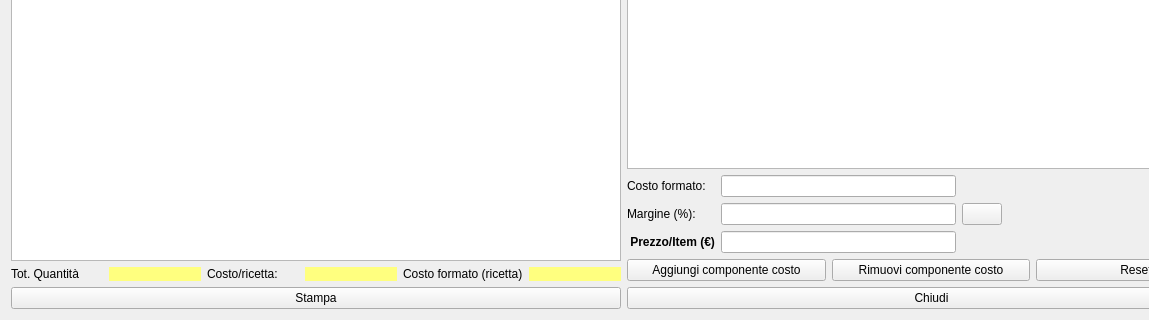
Qt form hcosti.ui (fblabs/hamlet-mod-sancon) before a commit; both pictures show x 0 to 1149 and y 411 to 731 of the 1247 by 731 pixel window.
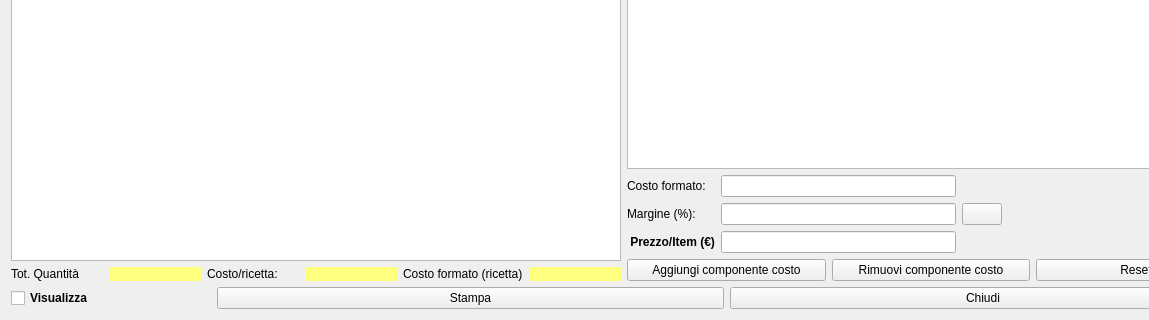
The same form after that commit. Icons and pictures are not drawn.

The edit to the form file:
```diff
--- a/hcosti.ui
+++ b/hcosti.ui
@@ -431,6 +431,30 @@
    </item>
    <item>
     <layout class="QHBoxLayout" name="horizontalLayout_4">
+     <item>
+      <widget class="QCheckBox" name="cbModify">
+       <property name="maximumSize">
+        <size>
+         <width>200</width>
+         <height>16777215</height>
+        </size>
+       </property>
+       <property name="font">
+        <font>
+         <bold>true</bold>
+        </font>
+       </property>
+       <property name="text">
+        <string>Visualizza</string>
+       </property>
+       <property name="iconSize">
+        <size>
+         <width>32</width>
+         <height>32</height>
+        </size>
+       </property>
+      </widget>
+     </item>
      <item>
       <widget class="QPushButton" name="pbPrint">
        <property name="text">
```
